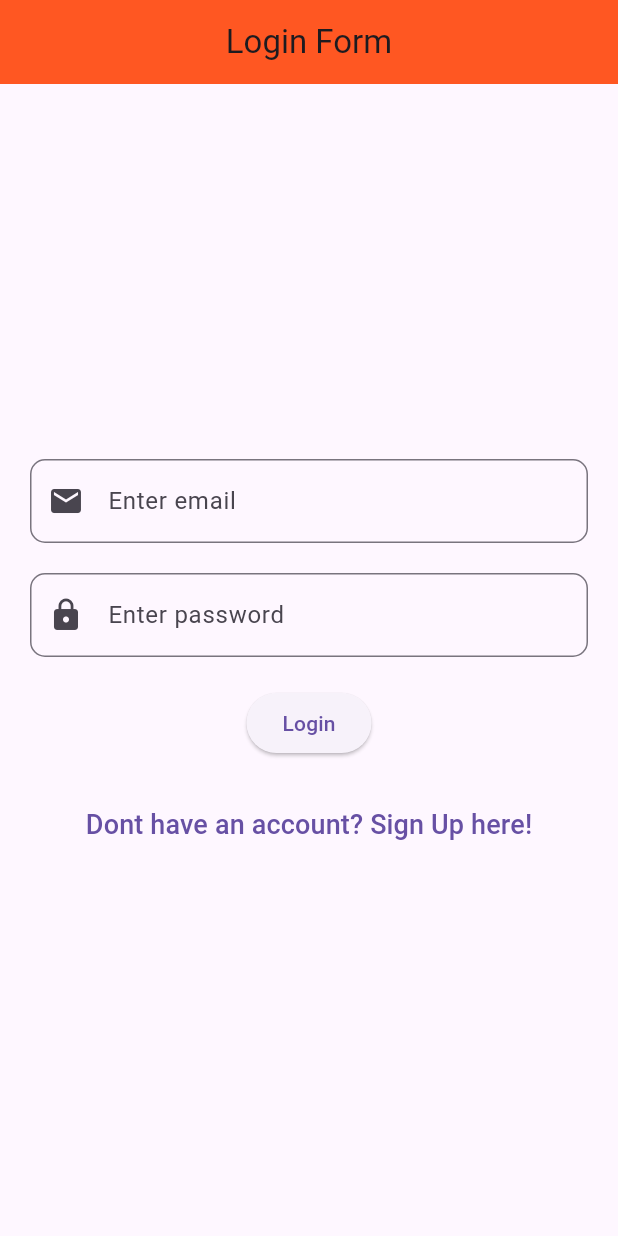
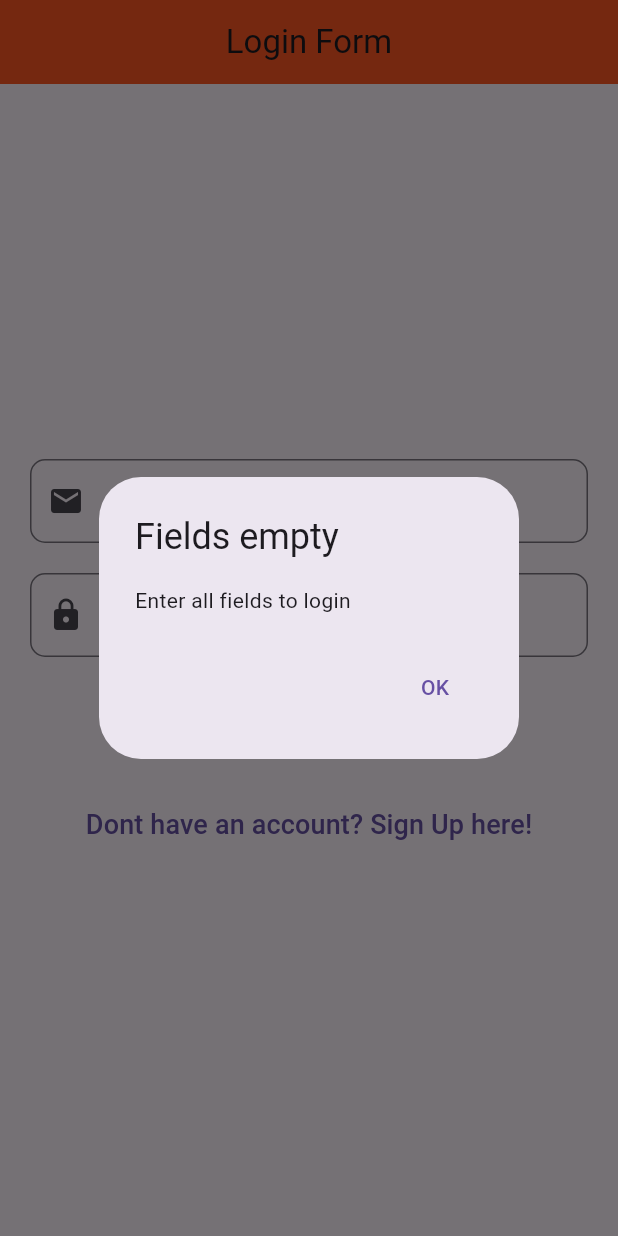
Before and after one commit to pradeepkmaran/newsify, a Flutter app: the screen it shows after launch, after a tap on "Login", on a phone screen of 412 x 824 dp. Run offline on Flutter 3.47's test engine with Material 3 defaults, Android fonts, the phone set to English and light mode, and no system bars; our stand-ins replace cached_network_image, cloud_firestore, firebase_auth, firebase_core, flutter_tts, share_plus and 1 more; accounts and stored records are empty.

Commit message:
Added alert box for login and signup

```diff
--- a/lib/screens/auth/LoginPage.dart
+++ b/lib/screens/auth/LoginPage.dart
@@ -76,17 +76,13 @@ class _LoginFormState extends State<LoginForm> {
               Navigator.pushReplacement(context, MaterialPageRoute(builder: (context)=>HomePage(category: "general",)));
             }
             else{
-              // add alert to show "Login failed"
+              showAlert("User doesnt exist", "Signup to enter the app.");
             }
           }
           else{
-            // add alert to show "Enter all details"
+            showAlert("Fields empty", "Enter all fields to login");
           }
         },
-          // style: ElevatedButton.styleFrom(padding: const EdgeInsets.symmetric(horizontal: 50, vertical: 28),
-          //     shape: RoundedRectangleBorder(
-          //       borderRadius: BorderRadius.circular(10.0),
-          //     )),
           child: const Text('Login'),
         ),
         const SizedBox(height: 20,),
@@ -104,22 +100,22 @@ class _LoginFormState extends State<LoginForm> {
   }
 
   // This function is to show alert dialogs
-  // showAlert(String alertName, String text){
-  //   String actionBtn = "OK";
-  //   return showDialog(context: context, builder: (BuildContext context){
-  //     return AlertDialog(
-  //       title: Text(alertName),
-  //       content: Text(text),
-  //       actions: [
-  //         TextButton(
-  //             onPressed: (){
-  //               Navigator.of(context).pop();
-  //             },
-  //             child: Text(actionBtn))
-  //       ],
-  //     );
-  //   }
-  //   );
-  // }
+  showAlert(String alertName, String text){
+    String actionBtn = "OK";
+    return showDialog(context: context, builder: (BuildContext context){
+      return AlertDialog(
+        title: Text(alertName),
+        content: Text(text),
+        actions: [
+          TextButton(
+              onPressed: (){
+                Navigator.of(context).pop();
+              },
+              child: Text(actionBtn))
+        ],
+      );
+    }
+    );
+  }
 
 }
```
Also changed, not shown: lib/screens/auth/SignUp.dart (+32 -32 lines).
